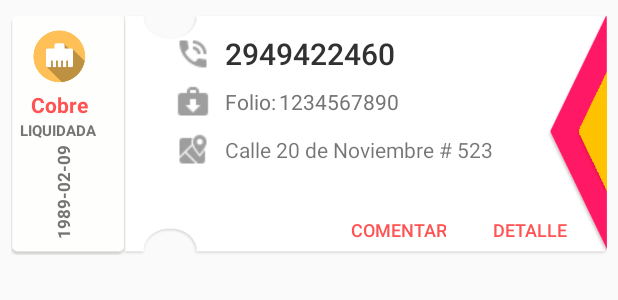
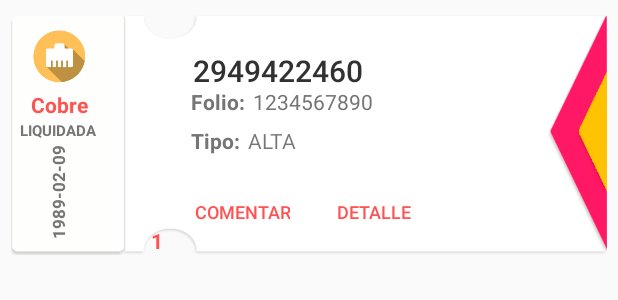
Before and after one commit to ewansr/miztonapp_v2, an Android app: the layout cardview_ordenes.xml on its own in the app's theme, with its tools: preview values and no code run, on a phone screen of 412 x 824 dp. Shown: the top 300 px of the screen. Run offline under Robolectric (Android 15) with nearby library versions, the phone set to English and light mode, and no system bars.

Commit message:
Contador de ordenes de trabajo y cambios visuales

```diff
--- a/app/src/main/java/www/miztonapp/mx/MainActivity.java
+++ b/app/src/main/java/www/miztonapp/mx/MainActivity.java
@@ -105,7 +105,7 @@ public class MainActivity extends AppCompatActivity
         resumenFragment.initTabFragmentGeneral(MainActivity.this);
         adapter.addFragment(resumenFragment, "Resumen");
 
-        adapter.addFragment(new TabFragmentGeneral(), "Foro");
+        adapter.addFragment(new TabFragmentGeneral(), "Bolsa de Trabajo");
         viewPager.setAdapter(adapter);
     }
 
--- a/app/src/main/java/www/miztonapp/mx/TabFragmentGeneral.java
+++ b/app/src/main/java/www/miztonapp/mx/TabFragmentGeneral.java
@@ -138,6 +138,7 @@ public class TabFragmentGeneral extends Fragment {
                         for ( int i = 0; i < items.length() ; i++) {
                             JSONObject item = items.getJSONObject(i);
                             lista.add(new ModelOrdenesTrabajo (
+                                    item.getString("row_number"),
                                     item.getString("Folio"),
                                     item.getString("Telefono"),
                                     item.getString("TipoInstalacion"),
--- a/app/src/main/java/www/miztonapp/mx/adapters/OrdenesRecyclerAdapter.java
+++ b/app/src/main/java/www/miztonapp/mx/adapters/OrdenesRecyclerAdapter.java
@@ -62,6 +62,7 @@ public class OrdenesRecyclerAdapter extends RecyclerView.Adapter<OrdenesRecycler
         holder.telefono = items_orden_trabajo.get(position).telefono_orden;
         holder.fecha    = items_orden_trabajo.get(position).fecha;
         holder.tipo_instalacion    = items_orden_trabajo.get(position).tipo_instalacion;
+        holder.tv_rowcount.setText( items_orden_trabajo.get(position).contador_filas );
 
         if ( items_orden_trabajo.get(position).tipo_instalacion.equals("FO") ){
             holder.cv_image.setImageResource(R.drawable.fiber_icon_material);
@@ -102,6 +103,7 @@ public class OrdenesRecyclerAdapter extends RecyclerView.Adapter<OrdenesRecycler
         TextView cv_tipo;
         TextView cv_fecha;
         TextView cv_estatus;
+        TextView tv_rowcount;
         ImageView cv_image;
         Button btn_detalle;
         String telefono;
@@ -119,6 +121,7 @@ public class OrdenesRecyclerAdapter extends RecyclerView.Adapter<OrdenesRecycler
             cv_fecha        = ( TextView )  itemView.findViewById( R.id.cv_fecha );
             cv_estatus      = ( TextView )  itemView.findViewById( R.id.cv_estatus );
             cv_image        = ( ImageView ) itemView.findViewById( R.id.cv_image );
+            tv_rowcount     = ( TextView )  itemView.findViewById( R.id.tv_rowcount );
             btn_detalle     = ( Button )    itemView.findViewById( R.id.btn_cambiar);
 
             ImageButton subir_imagen = (ImageButton) itemView.findViewById(R.id.btn_subir);
--- a/app/src/main/java/www/miztonapp/mx/models/ModelOrdenesTrabajo.java
+++ b/app/src/main/java/www/miztonapp/mx/models/ModelOrdenesTrabajo.java
@@ -5,6 +5,7 @@ package www.miztonapp.mx.models;
  */
 
 public class ModelOrdenesTrabajo {
+    public String contador_filas;
     public String folio_orden;
     public String telefono_orden;
     public String tipo_orden;
@@ -12,7 +13,8 @@ public class ModelOrdenesTrabajo {
     public String tipo_instalacion;
     public String estatus_orden;
 
-    public ModelOrdenesTrabajo(String folio_orden,String telefono_orden, String tipo_instalacion, String tipo_orden, String fecha, String estatus_orden){
+    public ModelOrdenesTrabajo(String contador_filas, String folio_orden,String telefono_orden, String tipo_instalacion, String tipo_orden, String fecha, String estatus_orden){
+        this.contador_filas     = contador_filas;
         this.folio_orden        = folio_orden;
         this.telefono_orden     = telefono_orden;
         this.tipo_instalacion   = tipo_instalacion;
--- a/app/src/main/java/www/miztonapp/mx/requests/RequestOrdenesTrabajo.java
+++ b/app/src/main/java/www/miztonapp/mx/requests/RequestOrdenesTrabajo.java
@@ -43,6 +43,7 @@ public abstract class RequestOrdenesTrabajo  {
                         for ( int i = 0; i < items.length() ; i++) {
                             JSONObject item = items.getJSONObject(i);
                             lista.add(new ModelOrdenesTrabajo (
+                                    item.getString("row_number"),
                                     item.getString("Folio"),
                                     item.getString("Telefono"),
                                     item.getString("TipoInstalacion"),
--- a/app/src/main/res/layout/cardview_ordenes.xml
+++ b/app/src/main/res/layout/cardview_ordenes.xml
@@ -43,36 +43,40 @@
                 <RelativeLayout
                     android:layout_width="match_parent"
                     android:layout_height="match_parent"
-                    android:layout_marginLeft="100dp">
+                    android:layout_marginLeft="70dp">
 
                     <RelativeLayout
                         android:layout_width="match_parent"
                         android:layout_marginTop="74dp"
-                        android:layout_height="32dp">
-
-                        <ImageButton
-                            style="@style/Base.Widget.AppCompat.Button.Borderless.Colored"
-                            app:srcCompat="@drawable/google_maps"
-                            android:id="@+id/btn_type"
-                            android:layout_alignParentTop="true"
-                            android:layout_alignParentLeft="true"
-                            android:layout_alignParentStart="true"
-                            android:layout_width="32dp"
-                            android:layout_height="32dp"
-                            android:layout_marginLeft="5dp"
-                            android:layout_marginRight="5dp" />
+                        android:layout_height="wrap_content"
+                        android:layout_alignParentLeft="true"
+                        android:layout_alignParentStart="true"
+                        android:layout_marginLeft="50dp">
 
                         <TextView
-                            android:text="Calle 20 de Noviembre # 523"
+                            android:text="ALTA"
                             android:layout_width="wrap_content"
                             android:layout_height="wrap_content"
                             android:id="@+id/cv_tipo_orden"
                             android:textAppearance="@android:style/TextAppearance.Material.Small"
-                            android:layout_centerVertical="true"
-                            android:layout_toRightOf="@+id/btn_type"
-                            android:layout_alignParentRight="true"
-                            android:layout_alignParentEnd="true"
-                            android:layout_marginRight="10dp" />
+                            android:layout_alignParentTop="true"
+                            android:layout_toRightOf="@+id/textView3"
+                            android:layout_toEndOf="@+id/textView3"
+                            android:layout_marginLeft="5dp" />
+
+                        <TextView
+                            android:text="Tipo:"
+                            android:layout_width="wrap_content"
+                            android:layout_height="wrap_content"
+                            android:id="@+id/textView3"
+                            android:textAppearance="@android:style/TextAppearance.Material.Menu"
+                            android:textColor="@color/secondary_text"
+                            android:textSize="14sp"
+                            android:textStyle="normal|bold"
+                            android:layout_alignBaseline="@+id/relativeLayout4"
+                            android:layout_alignBottom="@+id/relativeLayout4"
+                            android:layout_alignLeft="@+id/relativeLayout4"
+                            android:layout_alignStart="@+id/relativeLayout4" />
 
                     </RelativeLayout>
 
@@ -82,59 +86,42 @@
                         android:layout_marginTop="10dp">
 
                         <TextView
+                            android:text="1"
+                            android:layout_height="wrap_content"
+                            android:id="@+id/tv_rowcount"
+                            android:textColor="@color/colorAccent"
+                            android:textStyle="normal|bold"
+                            android:textAlignment="center"
+                            android:layout_width="27dp"
+                            android:layout_alignParentBottom="true"
+                            android:layout_alignParentLeft="true"
+                            android:layout_alignParentStart="true"
+                            android:layout_marginLeft="14dp"
+                            android:layout_marginStart="14dp" />
+
+                        <TextView
                             android:text="2949422460"
                             android:layout_width="wrap_content"
                             android:layout_height="wrap_content"
                             android:id="@+id/cv_titulo"
                             android:textAppearance="@android:style/TextAppearance.Material.Title"
                             android:textColor="@color/background_accent"
-                            android:layout_centerVertical="true"
-                            android:layout_toRightOf="@+id/btn_phone"
-                            android:layout_toEndOf="@+id/btn_phone" />
-
-                        <ImageButton
-                            style="@style/Base.Widget.AppCompat.Button.Borderless.Colored"
-                            app:srcCompat="@drawable/phone_mat"
-                            android:id="@+id/btn_phone"
+                            android:layout_marginTop="13dp"
                             android:layout_alignParentTop="true"
-                            android:layout_alignParentLeft="true"
-                            android:layout_alignParentStart="true"
-                            android:layout_height="32dp"
-                            android:layout_width="32dp"
-                            android:layout_marginRight="5dp"
-                            android:layout_marginLeft="5dp" />
+                            android:layout_toRightOf="@+id/tv_rowcount"
+                            android:layout_toEndOf="@+id/tv_rowcount"
+                            android:layout_marginLeft="10dp"
+                            android:layout_marginStart="10dp" />
 
                     </RelativeLayout>
 
                     <RelativeLayout
                         android:layout_width="match_parent"
                         android:layout_marginTop="42dp"
-                        android:layout_height="32dp">
-
-                        <TextView
-                            android:text="Folio:"
-                            android:layout_width="wrap_content"
-                            android:layout_height="wrap_content"
-                            android:id="@+id/textView2"
-                            android:textAppearance="@android:style/TextAppearance.Material.Menu"
-                            android:layout_centerVertical="true"
-                            android:layout_toRightOf="@+id/btn_camera"
-                            android:layout_toEndOf="@+id/btn_camera"
-                            android:textColor="@color/secondary_text"
-                            android:layout_marginRight="2dp"
-                            android:textSize="14sp" />
-
-                        <ImageButton
-                            style="@style/Base.Widget.AppCompat.Button.Borderless.Colored"
-                            app:srcCompat="@drawable/briefcase_material"
-                            android:id="@+id/btn_camera"
-                            android:layout_alignParentTop="true"
-                            android:layout_alignParentLeft="true"
-                            android:layout_alignParentStart="true"
-                            android:layout_width="32dp"
-                            android:layout_height="32dp"
-                            android:layout_marginLeft="5dp"
-                            android:layout_marginRight="5dp" />
+                        android:layout_height="32dp"
+                        android:layout_alignParentLeft="true"
+                        android:layout_alignParentStart="true"
+                        android:layout_marginLeft="50dp">
 
                         <TextView
                             android:text="1234567890"
@@ -147,7 +134,21 @@
                             android:layout_toRightOf="@+id/textView2"
                             android:layout_toEndOf="@+id/textView2"
                             android:textColor="@color/secondary_text"
-                            android:textSize="14sp" />
+                            android:textSize="14sp"
+                            android:layout_marginLeft="5dp" />
+
+                        <TextView
+                            android:text="Folio:"
+                            android:layout_width="wrap_content"
+                            android:layout_height="wrap_content"
+                            android:id="@+id/textView2"
+                            android:textAppearance="@android:style/TextAppearance.Material.Menu"
+                            android:textColor="@color/secondary_text"
+                            android:textSize="14sp"
+                            android:layout_centerVertical="true"
+                            android:layout_alignParentLeft="true"
+                            android:layout_alignParentStart="true"
+                            android:textStyle="normal|bold" />
 
                     </RelativeLayout>
 
@@ -157,18 +158,9 @@
                         android:layout_alignParentBottom="true"
                         android:layout_alignParentLeft="true"
                         android:layout_alignParentStart="true"
-                        android:layout_marginRight="7dp">
-
-                        <Button
-                            style="@style/Base.Widget.AppCompat.Button.Borderless.Colored"
-                            android:text="DETALLE"
-                            android:layout_width="wrap_content"
-                            android:layout_height="35dp"
-                            android:id="@+id/btn_cambiar"
-                            android:textSize="12sp"
-                            android:layout_below="@+id/btn_subir"
-                            android:layout_alignParentRight="true"
-                            android:layout_alignParentEnd="true" />
+                        android:layout_marginBottom="12dp"
+                        android:layout_marginRight="20dp"
+                        android:layout_marginLeft="40dp">
 
                         <ImageButton
                             style="@style/Base.Widget.AppCompat.Button.Borderless.Colored"
@@ -185,10 +177,21 @@
                             android:layout_width="wrap_content"
                             android:id="@+id/btn_comentar"
                             android:textSize="12sp"
+                            android:layout_height="35dp"
                             android:layout_alignParentTop="true"
-                            android:layout_toLeftOf="@+id/btn_cambiar"
-                            android:layout_toStartOf="@+id/btn_cambiar"
-                            android:layout_height="35dp" />
+                            android:layout_toRightOf="@+id/btn_subir"
+                            android:layout_toEndOf="@+id/btn_subir" />
+
+                        <Button
+                            style="@style/Base.Widget.AppCompat.Button.Borderless.Colored"
+                            android:text="DETALLE"
+                            android:layout_width="wrap_content"
+                            android:layout_height="35dp"
+                            android:id="@+id/btn_cambiar"
+                            android:textSize="12sp"
+                            android:layout_below="@+id/btn_subir"
+                            android:layout_toRightOf="@+id/btn_comentar"
+                            android:layout_toEndOf="@+id/btn_comentar" />
 
                     </RelativeLayout>
 
@@ -219,25 +222,6 @@
                     android:layout_marginLeft="7dp" />
 
                 <TextView
-                    android:text="1989-02-09"
-                    android:layout_width="wrap_content"
-                    android:layout_height="wrap_content"
-                    android:id="@+id/cv_fecha"
-                    android:textAppearance="@android:style/TextAppearance.Material.Small"
-                    android:rotation="-90"
-                    android:layout_centerVertical="true"
-                    android:layout_toRightOf="@+id/btn_date"
-                    android:layout_alignParentRight="true"
-                    android:layout_alignParentEnd="true"
-                    android:layout_marginRight="0dp"
-                    android:textStyle="normal|bold"
-                    android:textColor="@color/secondary_text"
-                    android:textSize="11sp"
-                    android:textAlignment="center"
-                    android:layout_marginLeft="3dp"
-                    android:layout_marginTop="110dp" />
-
-                <TextView
                     android:text="LIQUIDADA"
                     android:layout_width="61dp"
                     android:layout_height="wrap_content"
@@ -252,6 +236,22 @@
                     android:textSize="10sp"
                     android:textAlignment="center" />
 
+                <TextView
+                    android:text="1989-02-09"
+                    android:layout_width="wrap_content"
+                    android:layout_height="wrap_content"
+                    android:id="@+id/cv_fecha"
+                    android:textAppearance="@android:style/TextAppearance.Material.Small"
+                    android:rotation="-90"
+                    android:textStyle="normal|bold"
+                    android:textColor="@color/secondary_text"
+                    android:textSize="11sp"
+                    android:textAlignment="center"
+                    android:layout_centerVertical="true"
+                    android:layout_toRightOf="@+id/cv_titulo"
+                    android:layout_toEndOf="@+id/cv_titulo"
+                    android:layout_marginTop="110dp" />
+
             </android.support.v7.widget.CardView>
 
         </RelativeLayout>
--- a/app/src/main/res/layout/reciclerview.xml
+++ b/app/src/main/res/layout/reciclerview.xml
@@ -10,6 +10,6 @@
         android:layout_marginLeft="0dp"
         android:layout_marginTop="5dp"
         android:paddingTop="7dp"
-        android:background="@android:color/transparent" />
+        android:background="@color/cardview_shadow_start_color" />
 
 </android.support.v4.widget.SwipeRefreshLayout>
```
